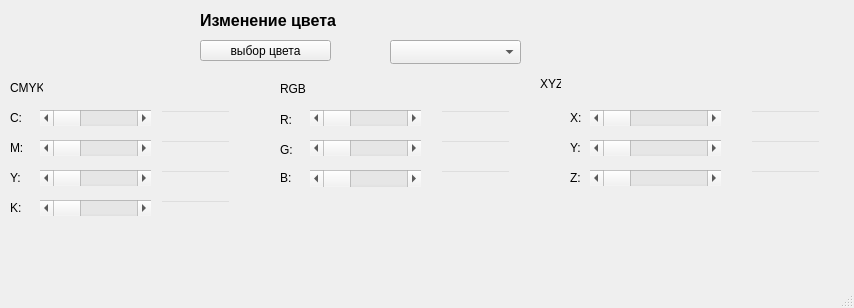
Before: the Qt Designer form mainwindow.ui in irinamatsiyaka/PKG_lab1, drawn with Qt 5.
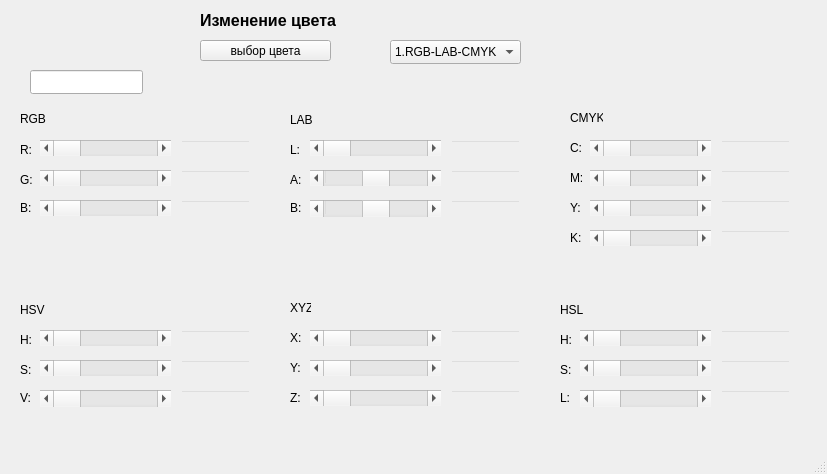
After: the same form once the commit is applied.

Diff of the .ui file:
```diff
--- a/mainwindow.ui
+++ b/mainwindow.ui
@@ -6,8 +6,8 @@
    <rect>
     <x>0</x>
     <y>0</y>
-    <width>854</width>
-    <height>308</height>
+    <width>827</width>
+    <height>474</height>
    </rect>
   </property>
   <property name="windowTitle">
@@ -68,12 +68,329 @@
       <height>24</height>
      </rect>
     </property>
+    <item>
+     <property name="text">
+      <string>1.RGB-LAB-CMYK</string>
+     </property>
+    </item>
+    <item>
+     <property name="text">
+      <string>2.RGB-CMYK-HSL</string>
+     </property>
+    </item>
+    <item>
+     <property name="text">
+      <string>3.RGB-XYZ-LAB</string>
+     </property>
+    </item>
+    <item>
+     <property name="text">
+      <string>4.RGB-HSV-LAB</string>
+     </property>
+    </item>
+    <item>
+     <property name="text">
+      <string>5.CMYK-LAB-HSV</string>
+     </property>
+    </item>
+    <item>
+     <property name="text">
+      <string>6.CMYK-RGB-HSL</string>
+     </property>
+    </item>
+    <item>
+     <property name="text">
+      <string>7.CMYK-RGB-HSV</string>
+     </property>
+    </item>
+    <item>
+     <property name="text">
+      <string>8.RGB-XYZ-LAB</string>
+     </property>
+    </item>
+    <item>
+     <property name="text">
+      <string>9.CMYK-LAB-RGB</string>
+     </property>
+    </item>
+    <item>
+     <property name="text">
+      <string>10.XYZ-LAB-HSL</string>
+     </property>
+    </item>
+    <item>
+     <property name="text">
+      <string>11.XYZ-LAB-HSL</string>
+     </property>
+    </item>
+    <item>
+     <property name="text">
+      <string>12.RGB-XYZ-HSL</string>
+     </property>
+    </item>
+    <item>
+     <property name="text">
+      <string>13.RGB-XYZ-CMYK</string>
+     </property>
+    </item>
+    <item>
+     <property name="text">
+      <string>14.CMYK-LAB-XYZ</string>
+     </property>
+    </item>
+    <item>
+     <property name="text">
+      <string>15.RGB-CMYK-HSV</string>
+     </property>
+    </item>
+    <item>
+     <property name="text">
+      <string>16.CMYK-HSL-XYZ</string>
+     </property>
+    </item>
+    <item>
+     <property name="text">
+      <string>17.RGB-HSL-LAB</string>
+     </property>
+    </item>
+    <item>
+     <property name="text">
+      <string>18.CMYK-XYZ-RGB</string>
+     </property>
+    </item>
+   </widget>
+   <widget class="QWidget" name="XYZ_widget" native="true">
+    <property name="geometry">
+     <rect>
+      <x>280</x>
+      <y>280</y>
+      <width>261</width>
+      <height>181</height>
+     </rect>
+    </property>
+    <widget class="QLabel" name="l9_">
+     <property name="geometry">
+      <rect>
+       <x>10</x>
+       <y>50</y>
+       <width>21</width>
+       <height>16</height>
+      </rect>
+     </property>
+     <property name="text">
+      <string>X:</string>
+     </property>
+    </widget>
+    <widget class="QScrollBar" name="bar9">
+     <property name="geometry">
+      <rect>
+       <x>30</x>
+       <y>50</y>
+       <width>131</width>
+       <height>16</height>
+      </rect>
+     </property>
+     <property name="maximum">
+      <number>95</number>
+     </property>
+     <property name="orientation">
+      <enum>Qt::Horizontal</enum>
+     </property>
+    </widget>
+    <widget class="QLineEdit" name="l9">
+     <property name="geometry">
+      <rect>
+       <x>170</x>
+       <y>50</y>
+       <width>71</width>
+       <height>21</height>
+      </rect>
+     </property>
+     <property name="styleSheet">
+      <string notr="true">background-color:transparent</string>
+     </property>
+    </widget>
+    <widget class="QLabel" name="l10_">
+     <property name="geometry">
+      <rect>
+       <x>10</x>
+       <y>80</y>
+       <width>21</width>
+       <height>16</height>
+      </rect>
+     </property>
+     <property name="text">
+      <string>Y:</string>
+     </property>
+    </widget>
+    <widget class="QScrollBar" name="bar10">
+     <property name="geometry">
+      <rect>
+       <x>30</x>
+       <y>80</y>
+       <width>131</width>
+       <height>16</height>
+      </rect>
+     </property>
+     <property name="maximum">
+      <number>100</number>
+     </property>
+     <property name="orientation">
+      <enum>Qt::Horizontal</enum>
+     </property>
+    </widget>
+    <widget class="QLineEdit" name="l10">
+     <property name="geometry">
+      <rect>
+       <x>170</x>
+       <y>80</y>
+       <width>71</width>
+       <height>20</height>
+      </rect>
+     </property>
+     <property name="styleSheet">
+      <string notr="true">background-color:transparent</string>
+     </property>
+    </widget>
+    <widget class="QLabel" name="l11_">
+     <property name="geometry">
+      <rect>
+       <x>10</x>
+       <y>110</y>
+       <width>21</width>
+       <height>16</height>
+      </rect>
+     </property>
+     <property name="text">
+      <string>Z:</string>
+     </property>
+    </widget>
+    <widget class="QScrollBar" name="bar11">
+     <property name="geometry">
+      <rect>
+       <x>30</x>
+       <y>110</y>
+       <width>131</width>
+       <height>16</height>
+      </rect>
+     </property>
+     <property name="maximum">
+      <number>108</number>
+     </property>
+     <property name="orientation">
+      <enum>Qt::Horizontal</enum>
+     </property>
+    </widget>
+    <widget class="QLineEdit" name="l11">
+     <property name="geometry">
+      <rect>
+       <x>170</x>
+       <y>110</y>
+       <width>71</width>
+       <height>21</height>
+      </rect>
+     </property>
+     <property name="styleSheet">
+      <string notr="true">background-color:transparent</string>
+     </property>
+    </widget>
+    <widget class="QLabel" name="label_14">
+     <property name="geometry">
+      <rect>
+       <x>10</x>
+       <y>20</y>
+       <width>21</width>
+       <height>16</height>
+      </rect>
+     </property>
+     <property name="text">
+      <string>XYZ</string>
+     </property>
+    </widget>
+   </widget>
+   <widget class="QWidget" name="RGB_widget" native="true">
+    <property name="geometry">
+     <rect>
+      <x>10</x>
+      <y>90</y>
+      <width>261</width>
+      <height>181</height>
+     </rect>
+    </property>
+    <widget class="QLabel" name="label_5">
+     <property name="geometry">
+      <rect>
+       <x>10</x>
+       <y>80</y>
+       <width>16</width>
+       <height>20</height>
+      </rect>
+     </property>
+     <property name="text">
+      <string>G:</string>
+     </property>
+    </widget>
+    <widget class="QLabel" name="label_4">
+     <property name="geometry">
+      <rect>
+       <x>10</x>
+       <y>50</y>
+       <width>16</width>
+       <height>20</height>
+      </rect>
+     </property>
+     <property name="text">
+      <string>R:</string>
+     </property>
+    </widget>
+    <widget class="QScrollBar" name="bar6">
+     <property name="geometry">
+      <rect>
+       <x>30</x>
+       <y>80</y>
+       <width>131</width>
+       <height>16</height>
+      </rect>
+     </property>
+     <property name="maximum">
+      <number>255</number>
+     </property>
+     <property name="orientation">
+      <enum>Qt::Horizontal</enum>
+     </property>
+    </widget>
+    <widget class="QLineEdit" name="l7">
+     <property name="geometry">
+      <rect>
+       <x>170</x>
+       <y>110</y>
+       <width>71</width>
+       <height>21</height>
+      </rect>
+     </property>
+     <property name="styleSheet">
+      <string notr="true">background-color:transparent
+</string>
+     </property>
+    </widget>
+    <widget class="QLineEdit" name="l6">
+     <property name="geometry">
+      <rect>
+       <x>170</x>
+       <y>80</y>
+       <width>71</width>
+       <height>21</height>
+      </rect>
+     </property>
+     <property name="styleSheet">
+      <string notr="true">background-color:transparent</string>
+     </property>
    </widget>
    <widget class="QLabel" name="label_6">
     <property name="geometry">
      <rect>
-      <x>280</x>
-      <y>170</y>
+       <x>10</x>
+       <y>110</y>
       <width>16</width>
       <height>16</height>
      </rect>
@@ -82,30 +399,11 @@
      <string>B:</string>
     </property>
    </widget>
-   <widget class="QScrollBar" name="bar5">
-    <property name="geometry">
-     <rect>
-      <x>310</x>
-      <y>110</y>
-      <width>111</width>
-      <height>16</height>
-     </rect>
-    </property>
-    <property name="styleSheet">
-     <string notr="true"/>
-    </property>
-    <property name="maximum">
-     <number>255</number>
-    </property>
-    <property name="orientation">
-     <enum>Qt::Horizontal</enum>
-    </property>
-   </widget>
    <widget class="QLineEdit" name="l5">
     <property name="geometry">
      <rect>
-      <x>440</x>
-      <y>110</y>
+       <x>170</x>
+       <y>50</y>
       <width>71</width>
       <height>21</height>
      </rect>
@@ -117,12 +415,12 @@
      <string notr="true">background-color:transparent</string>
     </property>
    </widget>
-   <widget class="QScrollBar" name="bar6">
+    <widget class="QScrollBar" name="bar7">
     <property name="geometry">
      <rect>
-      <x>310</x>
-      <y>140</y>
-      <width>111</width>
+       <x>30</x>
+       <y>110</y>
+       <width>131</width>
       <height>16</height>
      </rect>
     </property>
@@ -133,11 +431,33 @@
      <enum>Qt::Horizontal</enum>
     </property>
    </widget>
+    <widget class="QScrollBar" name="bar5">
+     <property name="geometry">
+      <rect>
+       <x>30</x>
+       <y>50</y>
+       <width>131</width>
+       <height>16</height>
+      </rect>
+     </property>
+     <property name="styleSheet">
+      <string notr="true"/>
+     </property>
+     <property name="maximum">
+      <number>255</number>
+     </property>
+     <property name="singleStep">
+      <number>1</number>
+     </property>
+     <property name="orientation">
+      <enum>Qt::Horizontal</enum>
+     </property>
+    </widget>
    <widget class="QLabel" name="label_13">
     <property name="geometry">
      <rect>
-      <x>280</x>
-      <y>79</y>
+       <x>10</x>
+       <y>19</y>
       <width>28</width>
       <height>20</height>
      </rect>
@@ -146,11 +466,53 @@
      <string>RGB</string>
     </property>
    </widget>
-   <widget class="QLineEdit" name="l6">
+   </widget>
+   <widget class="QWidget" name="LAB_widget" native="true">
     <property name="geometry">
      <rect>
-      <x>440</x>
-      <y>140</y>
+      <x>280</x>
+      <y>90</y>
+      <width>261</width>
+      <height>181</height>
+     </rect>
+    </property>
+    <widget class="QScrollBar" name="bar14">
+     <property name="geometry">
+      <rect>
+       <x>30</x>
+       <y>80</y>
+       <width>131</width>
+       <height>16</height>
+      </rect>
+     </property>
+     <property name="minimum">
+      <number>-128</number>
+     </property>
+     <property name="maximum">
+      <number>128</number>
+     </property>
+     <property name="orientation">
+      <enum>Qt::Horizontal</enum>
+     </property>
+    </widget>
+    <widget class="QLabel" name="label_15">
+     <property name="geometry">
+      <rect>
+       <x>10</x>
+       <y>20</y>
+       <width>28</width>
+       <height>20</height>
+      </rect>
+     </property>
+     <property name="text">
+      <string>LAB</string>
+     </property>
+    </widget>
+    <widget class="QLineEdit" name="l14">
+     <property name="geometry">
+      <rect>
+       <x>170</x>
+       <y>80</y>
       <width>71</width>
       <height>21</height>
      </rect>
@@ -159,93 +521,510 @@
      <string notr="true">background-color:transparent</string>
     </property>
    </widget>
-   <widget class="QLabel" name="label_4">
+    <widget class="QLabel" name="label_9">
     <property name="geometry">
      <rect>
-      <x>280</x>
-      <y>110</y>
+       <x>10</x>
+       <y>80</y>
       <width>16</width>
       <height>20</height>
      </rect>
     </property>
     <property name="text">
-     <string>R: </string>
-    </property>
-   </widget>
-   <widget class="QScrollBar" name="bar7">
+      <string>A:</string>
+     </property>
+    </widget>
+    <widget class="QLineEdit" name="l15">
     <property name="geometry">
      <rect>
-      <x>310</x>
-      <y>170</y>
-      <width>111</width>
+       <x>170</x>
+       <y>110</y>
+       <width>71</width>
+       <height>21</height>
+      </rect>
+     </property>
+     <property name="styleSheet">
+      <string notr="true">background-color:transparent
+</string>
+     </property>
+    </widget>
+    <widget class="QScrollBar" name="bar15">
+     <property name="geometry">
+      <rect>
+       <x>30</x>
+       <y>110</y>
+       <width>131</width>
       <height>17</height>
      </rect>
     </property>
+     <property name="minimum">
+      <number>-128</number>
+     </property>
     <property name="maximum">
-     <number>255</number>
+      <number>128</number>
     </property>
     <property name="orientation">
      <enum>Qt::Horizontal</enum>
     </property>
    </widget>
-   <widget class="QLineEdit" name="l7">
+    <widget class="QLabel" name="label_7">
     <property name="geometry">
      <rect>
-      <x>440</x>
-      <y>170</y>
+       <x>10</x>
+       <y>50</y>
+       <width>16</width>
+       <height>20</height>
+      </rect>
+     </property>
+     <property name="text">
+      <string>L:</string>
+     </property>
+    </widget>
+    <widget class="QLineEdit" name="l13">
+     <property name="geometry">
+      <rect>
+       <x>170</x>
+       <y>50</y>
       <width>71</width>
       <height>21</height>
      </rect>
     </property>
+     <property name="layoutDirection">
+      <enum>Qt::LeftToRight</enum>
+     </property>
     <property name="styleSheet">
+      <string notr="true">background-color:transparent</string>
+     </property>
+    </widget>
+    <widget class="QLabel" name="label_8">
+     <property name="geometry">
+      <rect>
+       <x>10</x>
+       <y>110</y>
+       <width>16</width>
+       <height>16</height>
+      </rect>
+     </property>
+     <property name="text">
+      <string>B:</string>
+     </property>
+    </widget>
+    <widget class="QScrollBar" name="bar13">
+     <property name="geometry">
+      <rect>
+       <x>30</x>
+       <y>50</y>
+       <width>131</width>
+       <height>16</height>
+      </rect>
+     </property>
+     <property name="styleSheet">
+      <string notr="true"/>
+     </property>
+     <property name="maximum">
+      <number>100</number>
+     </property>
+     <property name="orientation">
+      <enum>Qt::Horizontal</enum>
+     </property>
+    </widget>
+   </widget>
+   <widget class="QWidget" name="HSV_widget" native="true">
+    <property name="geometry">
+     <rect>
+      <x>10</x>
+      <y>280</y>
+      <width>261</width>
+      <height>151</height>
+     </rect>
+    </property>
+    <widget class="QScrollBar" name="bar18">
+     <property name="geometry">
+      <rect>
+       <x>30</x>
+       <y>80</y>
+       <width>131</width>
+       <height>16</height>
+      </rect>
+     </property>
+     <property name="minimum">
+      <number>0</number>
+     </property>
+     <property name="maximum">
+      <number>100</number>
+     </property>
+     <property name="orientation">
+      <enum>Qt::Horizontal</enum>
+     </property>
+    </widget>
+    <widget class="QLabel" name="label_16">
+     <property name="geometry">
+      <rect>
+       <x>10</x>
+       <y>20</y>
+       <width>28</width>
+       <height>20</height>
+      </rect>
+     </property>
+     <property name="text">
+      <string>HSV</string>
+     </property>
+    </widget>
+    <widget class="QLineEdit" name="l18">
+     <property name="geometry">
+      <rect>
+       <x>170</x>
+       <y>80</y>
+       <width>71</width>
+       <height>21</height>
+      </rect>
+     </property>
+     <property name="styleSheet">
+      <string notr="true">background-color:transparent</string>
+     </property>
+    </widget>
+    <widget class="QLabel" name="label_10">
+     <property name="geometry">
+      <rect>
+       <x>10</x>
+       <y>80</y>
+       <width>16</width>
+       <height>20</height>
+      </rect>
+     </property>
+     <property name="text">
+      <string>S:</string>
+     </property>
+    </widget>
+    <widget class="QLineEdit" name="l19">
+     <property name="geometry">
+      <rect>
+       <x>170</x>
+       <y>110</y>
+       <width>71</width>
+       <height>21</height>
+      </rect>
+     </property>
+     <property name="styleSheet">
      <string notr="true">background-color:transparent
 </string>
     </property>
    </widget>
-   <widget class="QLabel" name="label_5">
+    <widget class="QScrollBar" name="bar19">
     <property name="geometry">
      <rect>
-      <x>280</x>
-      <y>140</y>
+       <x>30</x>
+       <y>110</y>
+       <width>131</width>
+       <height>17</height>
+      </rect>
+     </property>
+     <property name="minimum">
+      <number>0</number>
+     </property>
+     <property name="maximum">
+      <number>100</number>
+     </property>
+     <property name="orientation">
+      <enum>Qt::Horizontal</enum>
+     </property>
+    </widget>
+    <widget class="QLabel" name="label_11">
+     <property name="geometry">
+      <rect>
+       <x>10</x>
+       <y>50</y>
       <width>16</width>
       <height>20</height>
      </rect>
     </property>
     <property name="text">
-     <string>G:</string>
-    </property>
-   </widget>
-   <widget class="QLabel" name="label_12">
+      <string>H:</string>
+     </property>
+    </widget>
+    <widget class="QLineEdit" name="l17">
     <property name="geometry">
      <rect>
+       <x>170</x>
+       <y>50</y>
+       <width>71</width>
+       <height>21</height>
+      </rect>
+     </property>
+     <property name="layoutDirection">
+      <enum>Qt::LeftToRight</enum>
+     </property>
+     <property name="styleSheet">
+      <string notr="true">background-color:transparent</string>
+     </property>
+    </widget>
+    <widget class="QLabel" name="label_17">
+     <property name="geometry">
+      <rect>
       <x>10</x>
+       <y>110</y>
+       <width>16</width>
+       <height>16</height>
+      </rect>
+     </property>
+     <property name="text">
+      <string>V:</string>
+     </property>
+    </widget>
+    <widget class="QScrollBar" name="bar17">
+     <property name="geometry">
+      <rect>
+       <x>30</x>
+       <y>50</y>
+       <width>131</width>
+       <height>16</height>
+      </rect>
+     </property>
+     <property name="styleSheet">
+      <string notr="true"/>
+     </property>
+     <property name="maximum">
+      <number>360</number>
+     </property>
+     <property name="orientation">
+      <enum>Qt::Horizontal</enum>
+     </property>
+    </widget>
+   </widget>
+   <widget class="QWidget" name="HSL_widget" native="true">
+    <property name="geometry">
+     <rect>
+      <x>550</x>
+      <y>280</y>
+      <width>261</width>
+      <height>151</height>
+     </rect>
+    </property>
+    <widget class="QScrollBar" name="bar21">
+     <property name="geometry">
+      <rect>
+       <x>30</x>
       <y>80</y>
-      <width>33</width>
+       <width>131</width>
       <height>16</height>
      </rect>
     </property>
+     <property name="minimum">
+      <number>0</number>
+     </property>
+     <property name="maximum">
+      <number>100</number>
+     </property>
+     <property name="orientation">
+      <enum>Qt::Horizontal</enum>
+     </property>
+    </widget>
+    <widget class="QLabel" name="label_18">
+     <property name="geometry">
+      <rect>
+       <x>10</x>
+       <y>20</y>
+       <width>28</width>
+       <height>20</height>
+      </rect>
+     </property>
     <property name="text">
-     <string>CMYK</string>
-    </property>
-   </widget>
-   <widget class="QLabel" name="l1_">
+      <string>HSL</string>
+     </property>
+    </widget>
+    <widget class="QLineEdit" name="l21">
     <property name="geometry">
      <rect>
+       <x>170</x>
+       <y>80</y>
+       <width>71</width>
+       <height>21</height>
+      </rect>
+     </property>
+     <property name="styleSheet">
+      <string notr="true">background-color:transparent</string>
+     </property>
+    </widget>
+    <widget class="QLabel" name="label_19">
+     <property name="geometry">
+      <rect>
       <x>10</x>
+       <y>80</y>
+       <width>16</width>
+       <height>20</height>
+      </rect>
+     </property>
+     <property name="text">
+      <string>S:</string>
+     </property>
+    </widget>
+    <widget class="QLineEdit" name="l22">
+     <property name="geometry">
+      <rect>
+       <x>170</x>
       <y>110</y>
+       <width>71</width>
+       <height>21</height>
+      </rect>
+     </property>
+     <property name="styleSheet">
+      <string notr="true">background-color:transparent
+</string>
+     </property>
+    </widget>
+    <widget class="QScrollBar" name="bar22">
+     <property name="geometry">
+      <rect>
+       <x>30</x>
+       <y>110</y>
+       <width>131</width>
+       <height>17</height>
+      </rect>
+     </property>
+     <property name="minimum">
+      <number>0</number>
+     </property>
+     <property name="maximum">
+      <number>100</number>
+     </property>
+     <property name="orientation">
+      <enum>Qt::Horizontal</enum>
+     </property>
+    </widget>
+    <widget class="QLabel" name="label_20">
+     <property name="geometry">
+      <rect>
+       <x>10</x>
+       <y>50</y>
       <width>16</width>
+       <height>20</height>
+      </rect>
+     </property>
+     <property name="text">
+      <string>H:</string>
+     </property>
+    </widget>
+    <widget class="QLineEdit" name="l20">
+     <property name="geometry">
+      <rect>
+       <x>170</x>
+       <y>50</y>
+       <width>71</width>
+       <height>21</height>
+      </rect>
+     </property>
+     <property name="layoutDirection">
+      <enum>Qt::LeftToRight</enum>
+     </property>
+     <property name="styleSheet">
+      <string notr="true">background-color:transparent</string>
+     </property>
+    </widget>
+    <widget class="QLabel" name="label_21">
+     <property name="geometry">
+      <rect>
+       <x>10</x>
+       <y>110</y>
+       <width>16</width>
       <height>16</height>
      </rect>
     </property>
     <property name="text">
-     <string>C:</string>
+      <string>L:</string>
+     </property>
+    </widget>
+    <widget class="QScrollBar" name="bar20">
+     <property name="geometry">
+      <rect>
+       <x>30</x>
+       <y>50</y>
+       <width>131</width>
+       <height>16</height>
+      </rect>
+     </property>
+     <property name="styleSheet">
+      <string notr="true"/>
+     </property>
+     <property name="maximum">
+      <number>360</number>
+     </property>
+     <property name="orientation">
+      <enum>Qt::Horizontal</enum>
+     </property>
+    </widget>
+   </widget>
+   <widget class="QLineEdit" name="lineEdit">
+    <property name="geometry">
+     <rect>
+      <x>30</x>
+      <y>70</y>
+      <width>113</width>
+      <height>24</height>
+     </rect>
+    </property>
+   </widget>
+   <widget class="QWidget" name="CMYK_widget" native="true">
+    <property name="geometry">
+     <rect>
+      <x>550</x>
+      <y>90</y>
+      <width>261</width>
+      <height>181</height>
+     </rect>
+    </property>
+    <widget class="QLineEdit" name="l4">
+     <property name="geometry">
+      <rect>
+       <x>170</x>
+       <y>140</y>
+       <width>71</width>
+       <height>21</height>
+      </rect>
+     </property>
+     <property name="layoutDirection">
+      <enum>Qt::LeftToRight</enum>
+     </property>
+     <property name="styleSheet">
+      <string notr="true">background-color:transparent</string>
+     </property>
+    </widget>
+    <widget class="QLineEdit" name="l1">
+     <property name="geometry">
+      <rect>
+       <x>170</x>
+       <y>50</y>
+       <width>71</width>
+       <height>21</height>
+      </rect>
+     </property>
+     <property name="layoutDirection">
+      <enum>Qt::LeftToRight</enum>
+     </property>
+     <property name="styleSheet">
+      <string notr="true">background-color:transparent</string>
+     </property>
+    </widget>
+    <widget class="QScrollBar" name="bar4">
+     <property name="geometry">
+      <rect>
+       <x>40</x>
+       <y>140</y>
+       <width>121</width>
+       <height>16</height>
+      </rect>
+     </property>
+     <property name="maximum">
+      <number>100</number>
+     </property>
+     <property name="orientation">
+      <enum>Qt::Horizontal</enum>
     </property>
    </widget>
    <widget class="QLabel" name="l2_">
     <property name="geometry">
      <rect>
-      <x>10</x>
-      <y>140</y>
+       <x>20</x>
+       <y>80</y>
       <width>16</width>
       <height>16</height>
      </rect>
@@ -254,24 +1033,40 @@
      <string>M:</string>
     </property>
    </widget>
-   <widget class="QLabel" name="l3_">
+    <widget class="QLabel" name="l1_">
     <property name="geometry">
      <rect>
-      <x>10</x>
-      <y>170</y>
+       <x>20</x>
+       <y>50</y>
       <width>16</width>
       <height>16</height>
      </rect>
     </property>
     <property name="text">
-     <string>Y:</string>
+      <string>C:</string>
+     </property>
+    </widget>
+    <widget class="QScrollBar" name="bar2">
+     <property name="geometry">
+      <rect>
+       <x>40</x>
+       <y>80</y>
+       <width>121</width>
+       <height>16</height>
+      </rect>
+     </property>
+     <property name="maximum">
+      <number>100</number>
+     </property>
+     <property name="orientation">
+      <enum>Qt::Horizontal</enum>
     </property>
    </widget>
    <widget class="QLabel" name="l4_">
     <property name="geometry">
      <rect>
-      <x>10</x>
-      <y>200</y>
+       <x>20</x>
+       <y>140</y>
       <width>16</width>
       <height>16</height>
      </rect>
@@ -284,87 +1079,68 @@
     <property name="geometry">
      <rect>
       <x>40</x>
+       <y>50</y>
+       <width>121</width>
+       <height>16</height>
+      </rect>
+     </property>
+     <property name="maximum">
+      <number>100</number>
+     </property>
+     <property name="orientation">
+      <enum>Qt::Horizontal</enum>
+     </property>
+    </widget>
+    <widget class="QLabel" name="label_12">
+     <property name="geometry">
+      <rect>
+       <x>20</x>
+       <y>20</y>
+       <width>33</width>
+       <height>16</height>
+      </rect>
+     </property>
+     <property name="text">
+      <string>CMYK</string>
+     </property>
+    </widget>
+    <widget class="QLineEdit" name="l3">
+     <property name="geometry">
+      <rect>
+       <x>170</x>
       <y>110</y>
-      <width>111</width>
-      <height>16</height>
-     </rect>
-    </property>
-    <property name="maximum">
-     <number>100</number>
-    </property>
-    <property name="orientation">
-     <enum>Qt::Horizontal</enum>
-    </property>
-   </widget>
-   <widget class="QScrollBar" name="bar2">
-    <property name="geometry">
-     <rect>
-      <x>40</x>
-      <y>140</y>
-      <width>111</width>
-      <height>16</height>
-     </rect>
-    </property>
-    <property name="maximum">
-     <number>100</number>
-    </property>
-    <property name="orientation">
-     <enum>Qt::Horizontal</enum>
+       <width>71</width>
+       <height>21</height>
+      </rect>
+     </property>
+     <property name="layoutDirection">
+      <enum>Qt::LeftToRight</enum>
+     </property>
+     <property name="styleSheet">
+      <string notr="true">background-color:transparent</string>
     </property>
    </widget>
    <widget class="QScrollBar" name="bar3">
     <property name="geometry">
      <rect>
       <x>40</x>
-      <y>170</y>
-      <width>111</width>
-      <height>16</height>
-     </rect>
-    </property>
-    <property name="maximum">
-     <number>100</number>
-    </property>
-    <property name="orientation">
-     <enum>Qt::Horizontal</enum>
-    </property>
-   </widget>
-   <widget class="QScrollBar" name="bar4">
-    <property name="geometry">
-     <rect>
-      <x>40</x>
-      <y>200</y>
-      <width>111</width>
-      <height>16</height>
-     </rect>
-    </property>
-    <property name="maximum">
-     <number>100</number>
-    </property>
-    <property name="orientation">
-     <enum>Qt::Horizontal</enum>
-    </property>
-   </widget>
-   <widget class="QLineEdit" name="l1">
-    <property name="geometry">
-     <rect>
-      <x>160</x>
       <y>110</y>
-      <width>71</width>
-      <height>21</height>
-     </rect>
-    </property>
-    <property name="layoutDirection">
-     <enum>Qt::LeftToRight</enum>
-    </property>
-    <property name="styleSheet">
-     <string notr="true">background-color:transparent</string>
+       <width>121</width>
+       <height>16</height>
+      </rect>
+     </property>
+     <property name="maximum">
+      <number>100</number>
+     </property>
+     <property name="orientation">
+      <enum>Qt::Horizontal</enum>
     </property>
    </widget>
    <widget class="QLineEdit" name="l2">
     <property name="geometry">
      <rect>
-      <x>160</x>
-      <y>140</y>
+       <x>170</x>
+       <y>80</y>
       <width>71</width>
       <height>21</height>
      </rect>
@@ -376,70 +1152,12 @@
      <string notr="true">background-color:transparent</string>
     </property>
    </widget>
-   <widget class="QLineEdit" name="l3">
+    <widget class="QLabel" name="l3_">
     <property name="geometry">
      <rect>
-      <x>160</x>
-      <y>170</y>
-      <width>71</width>
-      <height>21</height>
-     </rect>
-    </property>
-    <property name="layoutDirection">
-     <enum>Qt::LeftToRight</enum>
-    </property>
-    <property name="styleSheet">
-     <string notr="true">background-color:transparent</string>
-    </property>
-   </widget>
-   <widget class="QLineEdit" name="l4">
-    <property name="geometry">
-     <rect>
-      <x>160</x>
-      <y>200</y>
-      <width>71</width>
-      <height>21</height>
-     </rect>
-    </property>
-    <property name="layoutDirection">
-     <enum>Qt::LeftToRight</enum>
-    </property>
-    <property name="styleSheet">
-     <string notr="true">background-color:transparent</string>
-    </property>
-   </widget>
-   <widget class="QLabel" name="label_14">
-    <property name="geometry">
-     <rect>
-      <x>540</x>
-      <y>70</y>
-      <width>21</width>
-      <height>28</height>
-     </rect>
-    </property>
-    <property name="text">
-     <string>XYZ</string>
-    </property>
-   </widget>
-   <widget class="QLabel" name="l9_">
-    <property name="geometry">
-     <rect>
-      <x>570</x>
+       <x>20</x>
       <y>110</y>
-      <width>21</width>
-      <height>16</height>
-     </rect>
-    </property>
-    <property name="text">
-     <string>X:</string>
-    </property>
-   </widget>
-   <widget class="QLabel" name="l10_">
-    <property name="geometry">
-     <rect>
-      <x>570</x>
-      <y>140</y>
-      <width>21</width>
+       <width>16</width>
       <height>16</height>
      </rect>
     </property>
@@ -447,105 +1165,6 @@
      <string>Y:</string>
     </property>
    </widget>
-   <widget class="QLabel" name="l11_">
-    <property name="geometry">
-     <rect>
-      <x>570</x>
-      <y>170</y>
-      <width>21</width>
-      <height>16</height>
-     </rect>
-    </property>
-    <property name="text">
-     <string>Z:</string>
-    </property>
-   </widget>
-   <widget class="QScrollBar" name="bar9">
-    <property name="geometry">
-     <rect>
-      <x>590</x>
-      <y>110</y>
-      <width>131</width>
-      <height>16</height>
-     </rect>
-    </property>
-    <property name="maximum">
-     <number>95</number>
-    </property>
-    <property name="orientation">
-     <enum>Qt::Horizontal</enum>
-    </property>
-   </widget>
-   <widget class="QScrollBar" name="bar10">
-    <property name="geometry">
-     <rect>
-      <x>590</x>
-      <y>140</y>
-      <width>131</width>
-      <height>16</height>
-     </rect>
-    </property>
-    <property name="maximum">
-     <number>100</number>
-    </property>
-    <property name="orientation">
-     <enum>Qt::Horizontal</enum>
-    </property>
-   </widget>
-   <widget class="QScrollBar" name="bar11">
-    <property name="geometry">
-     <rect>
-      <x>590</x>
-      <y>170</y>
-      <width>131</width>
-      <height>16</height>
-     </rect>
-    </property>
-    <property name="maximum">
-     <number>108</number>
-    </property>
-    <property name="orientation">
-     <enum>Qt::Horizontal</enum>
-    </property>
-   </widget>
-   <widget class="QLineEdit" name="l9">
-    <property name="geometry">
-     <rect>
-      <x>750</x>
-      <y>110</y>
-      <width>71</width>
-      <height>21</height>
-     </rect>
-    </property>
-    <property name="styleSheet">
-     <string notr="true">background-color:transparent</string>
-    </property>
-   </widget>
-   <widget class="QLineEdit" name="l10">
-    <property name="geometry">
-     <rect>
-      <x>750</x>
-      <y>140</y>
-      <width>71</width>
-      <height>20</height>
-     </rect>
-    </property>
-    <property name="styleSheet">
-     <string notr="true">background-color:transparent</string>
-    </property>
-   </widget>
-   <widget class="QLineEdit" name="l11">
-    <property name="geometry">
-     <rect>
-      <x>750</x>
-      <y>170</y>
-      <width>71</width>
-      <height>21</height>
-     </rect>
-    </property>
-    <property name="styleSheet">
-     <string notr="true">background-color:transparent</string>
-    </property>
    </widget>
   </widget>
   <widget class="QMenuBar" name="menubar">
```
Left out of the diff: 2 changed lines with no effect on the pictures. Lines whose indentation alone changed are shown as unchanged.
